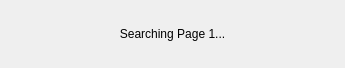
kbgg/qgis-stac-browser, file views/item_loading_dialog.ui: the form before one commit.
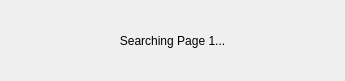
The form after the commit.

The edit to the form file:
```diff
--- a/views/item_loading_dialog.ui
+++ b/views/item_loading_dialog.ui
@@ -7,7 +7,7 @@
     <x>0</x>
     <y>0</y>
     <width>345</width>
-    <height>68</height>
+    <height>81</height>
    </rect>
   </property>
   <property name="sizePolicy">
```
